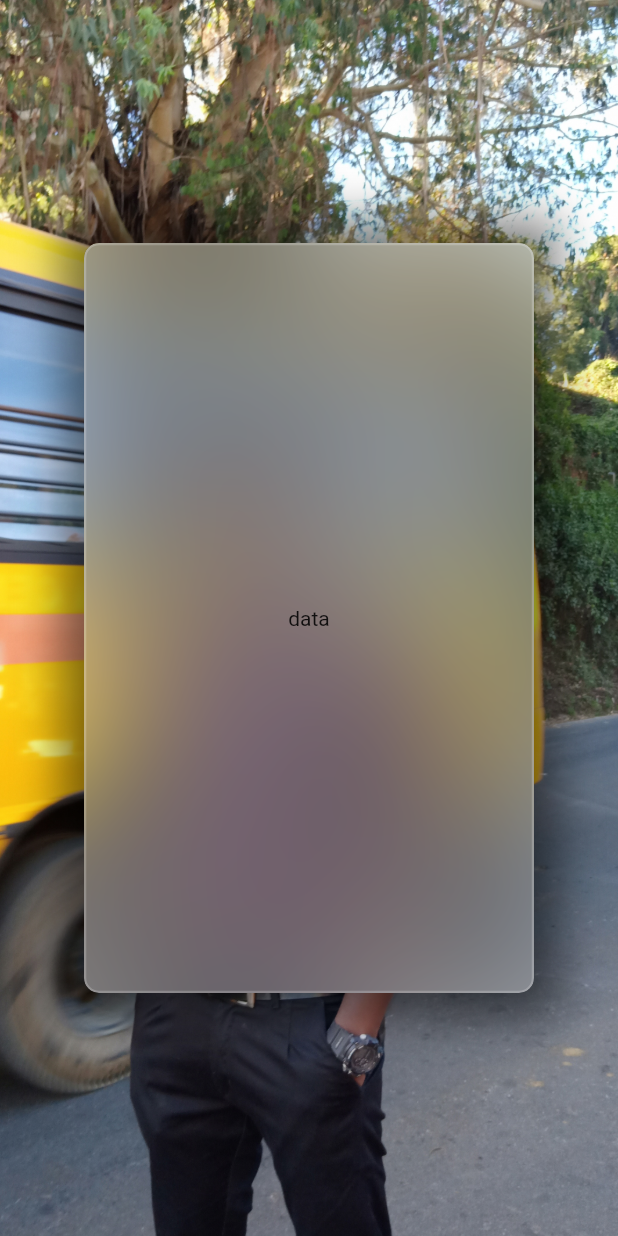
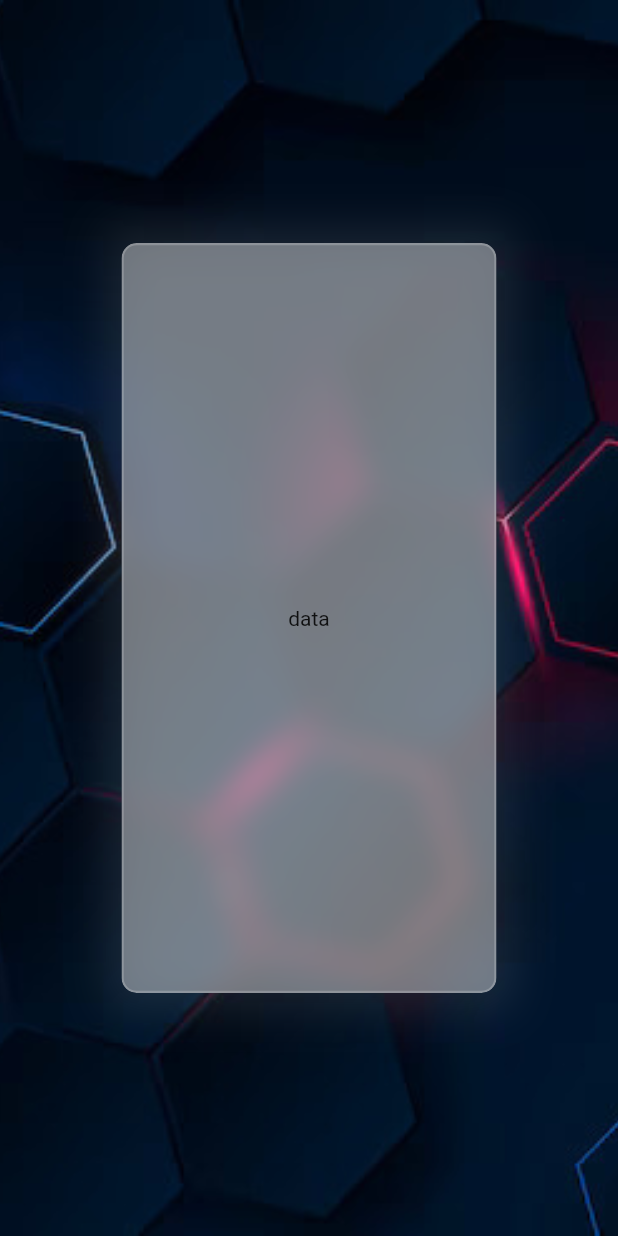
Before and after one commit to sreeraj-sanju/flutter-diary, a Flutter app: the screen it shows after launch, on a phone screen of 412 x 824 dp. Run offline on Flutter 3.47's test engine with Material 2 defaults, Android fonts, the phone set to English and light mode, and no system bars.

```diff
--- a/lib/Login.dart
+++ b/lib/Login.dart
@@ -10,28 +10,28 @@ class Login extends StatelessWidget {
       body: Container(
         decoration: const BoxDecoration(
             image: DecorationImage(
-                image: AssetImage("assets/images/img.jpg"), fit: BoxFit.cover)),
+                image: AssetImage("assets/images/bg.jpg"), fit: BoxFit.cover)),
         child: Center(
           child: Container(
             decoration: BoxDecoration(boxShadow: [
               BoxShadow(
                 blurRadius: 24,
-                spreadRadius: 16,
-                color: Colors.black12.withOpacity(.5),
+                spreadRadius: 10,
+                color: Color.fromARGB(31, 250, 249, 249).withOpacity(.1),
               )
             ]),
             child: ClipRRect(
               borderRadius: BorderRadius.circular(10),
               child: BackdropFilter(
-                filter: ImageFilter.blur(sigmaX: 40, sigmaY: 40),
+                filter: ImageFilter.blur(sigmaX: 10, sigmaY: 10),
                 child: Container(
-                  width: 300,
+                  width: 250,
                   height: 500,
                   decoration: BoxDecoration(
-                      color: Colors.white.withOpacity(.3),
+                      color: Colors.white.withOpacity(.4),
                       borderRadius: BorderRadius.circular(10),
                       border: Border.all(
-                          width: 1.5, color: Colors.white30.withOpacity(.2))),
+                          width: 1.5, color: Colors.white.withOpacity(.2))),
                           child: Center(child: const Text('data')),
                 ),
               ),
```
Also changed, not shown: pubspec.yaml (+20 -2 lines), assets/icon/appstore.png (added), assets/icon/icon.png (added), assets/icon/logo9.png (added), assets/images/bg.jpg (added), pubspec.lock, 27 other files.
